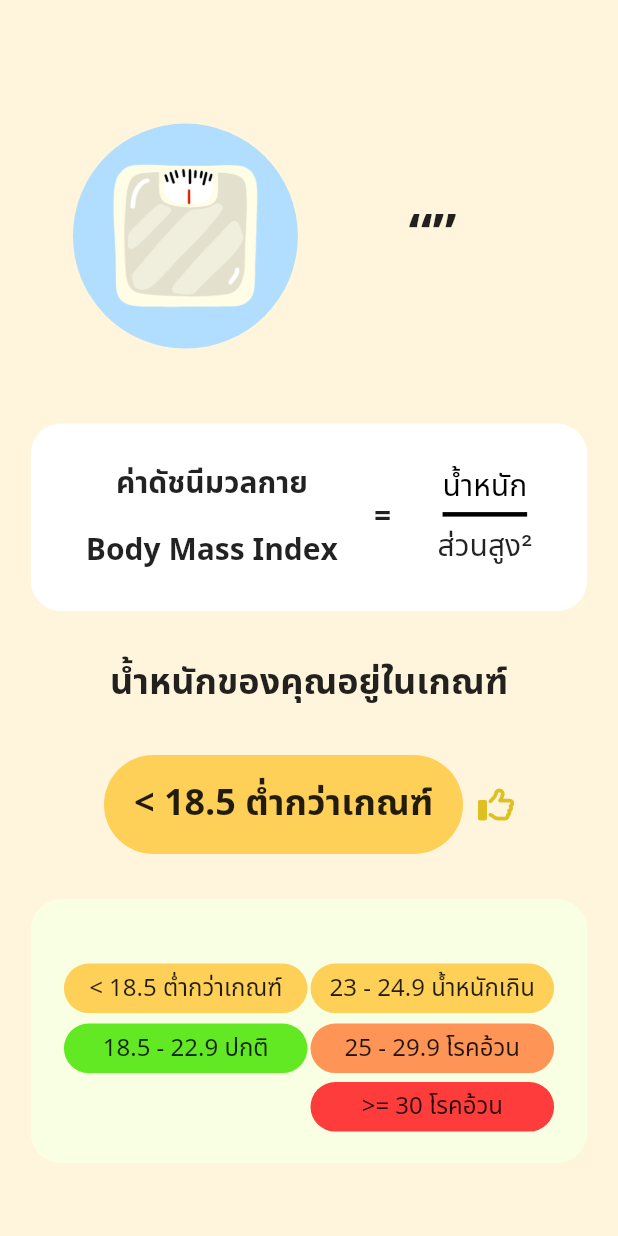
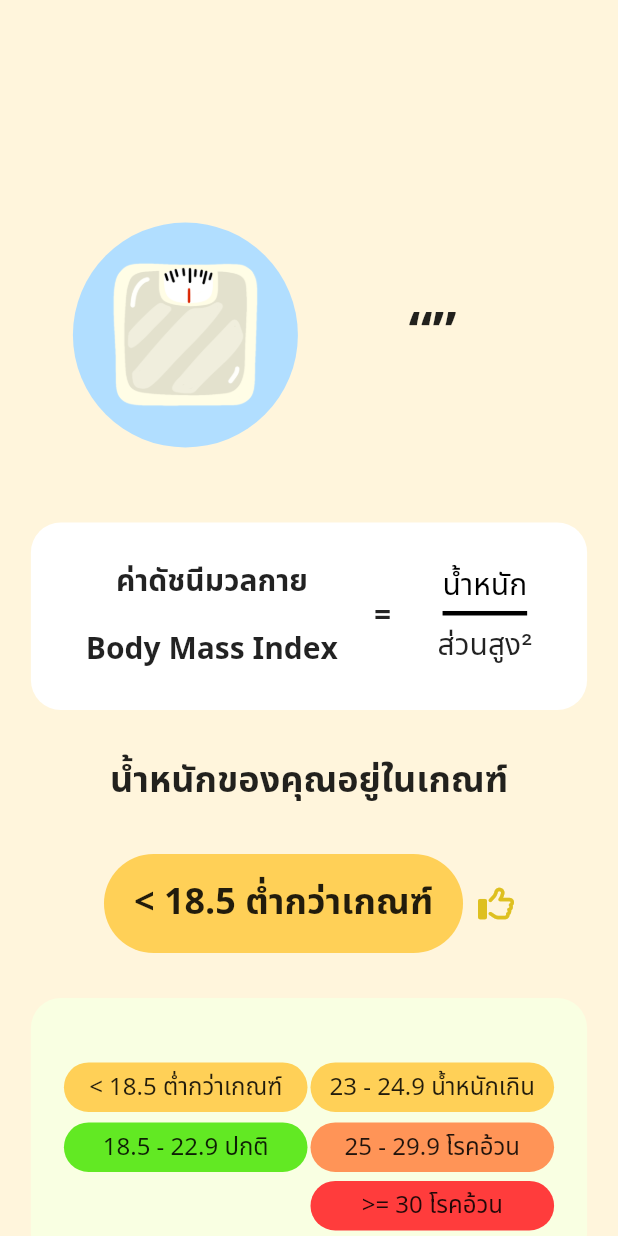
Before and after one commit to AINutritionProject/KinDeeUDee, a Flutter app: the BMIPage screen opened directly with empty values, on a phone screen of 412 x 824 dp. Run offline on Flutter 3.47's test engine with Material 2 defaults, Android fonts, the phone set to English and light mode, and no system bars; our stand-ins replace camera, cloud_firestore, csv, dotted_border, email_validator, firebase_auth and 8 more; missing offline and left inert: tflite_flutter; accounts and stored records are empty; project files that could hold a hidden picture were left out.

Commit message:
fixed screenHeight v2

```diff
--- a/lib/pages/information/bmi.dart
+++ b/lib/pages/information/bmi.dart
@@ -31,24 +31,26 @@ class _BMIState extends State<BMIPage> {
       screenHeight: mediaQueryData.size.height,
     );
     return Scaffold(
-      backgroundColor: (valBMI >= 30)
-          ? const Color.fromRGBO(255, 175, 175, 1)
-          : (valBMI >= 25 && valBMI <= 29.9)
-              ? const Color.fromRGBO(255, 208, 193, 1)
-              : (valBMI >= 23 && valBMI <= 24.9)
-                  ? const Color.fromRGBO(255, 245, 220, 1)
-                  : (valBMI >= 18.5 && valBMI <= 22.9)
-                      ? const Color.fromRGBO(217, 255, 200, 1)
-                      : const Color.fromRGBO(255, 245, 220, 1),
+      // backgroundColor: (valBMI >= 30)
+      //     ? const Color.fromRGBO(255, 175, 175, 1)
+      //     : (valBMI >= 25 && valBMI <= 29.9)
+      //         ? const Color.fromRGBO(255, 208, 193, 1)
+      //         : (valBMI >= 23 && valBMI <= 24.9)
+      //             ? const Color.fromRGBO(255, 245, 220, 1)
+      //             : (valBMI >= 18.5 && valBMI <= 22.9)
+      //                 ? const Color.fromRGBO(217, 255, 200, 1)
+      //                 : const Color.fromRGBO(255, 245, 220, 1),
       body: SafeArea(
         child: Container(
-          height: screenSizeData.screenHeight,
+          //height: screenSizeData.screenHeight,
           color: screenSizeData.screenWidth <= screenSizeData.maxWidth
             ? Colors.white
             : Colors.black,
           child: Center(
-            child: SingleChildScrollView(
             child: Container(
+              constraints: BoxConstraints(
+                minHeight: screenSizeData.screenHeight
+              ),
               color: (valBMI >= 30)
                   ? const Color.fromRGBO(255, 175, 175, 1)
                   : (valBMI >= 25 && valBMI <= 29.9)
@@ -60,13 +62,12 @@ class _BMIState extends State<BMIPage> {
                     : const Color.fromRGBO(255, 245, 220, 1),
               width: screenSizeData.screenSizeWidth,
               height: screenSizeData.screenHeight,
+              child: SingleChildScrollView(
                 child: Column(
                   children: [
                     Padding(
-                        padding: EdgeInsets.only(top: screenSizeData.screenHeight * 0.1),
+                        padding: EdgeInsets.only( top:  screenSizeData.maxWidth < 600 ? screenSizeData.screenHeight * 0.1 : screenSizeData.screenHeight * 0.18),
                         child: Stack(
-                          //mainAxisSize: MainAxisSize.max,
-                          //mainAxisAlignment: MainAxisAlignment.spaceEvenly,
                           children: [
                             Padding(
                               padding: EdgeInsets.only(right: screenSizeData.screenSizeWidth * 0.4),
```
Lines whose indentation alone changed are shown as unchanged.
